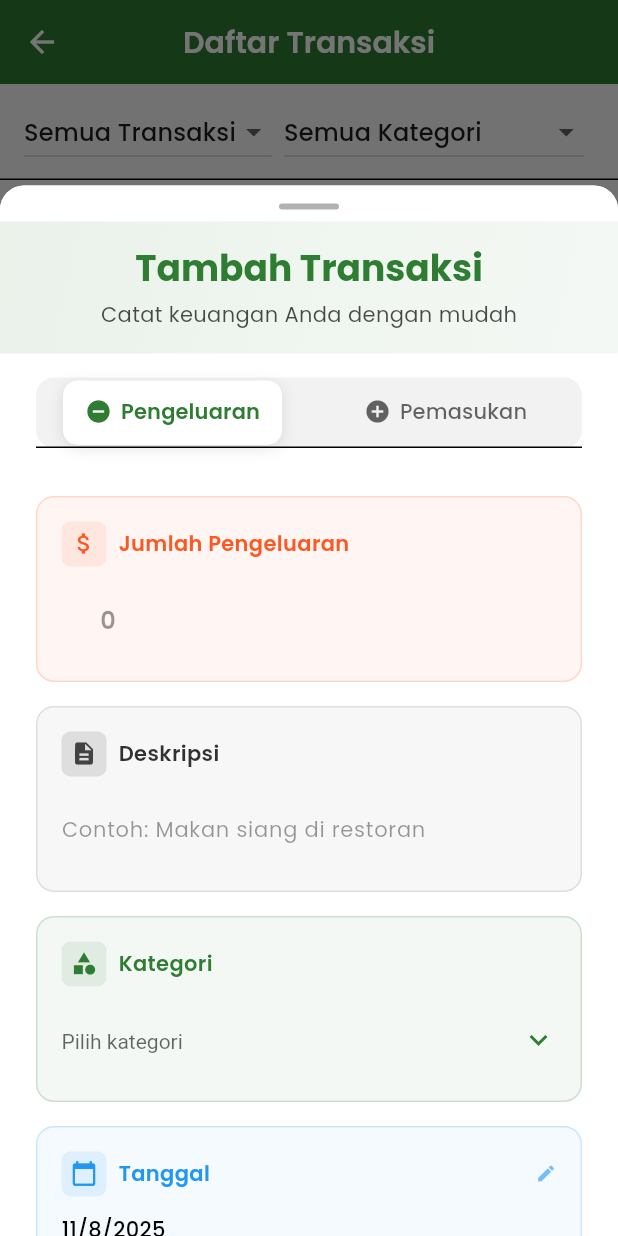
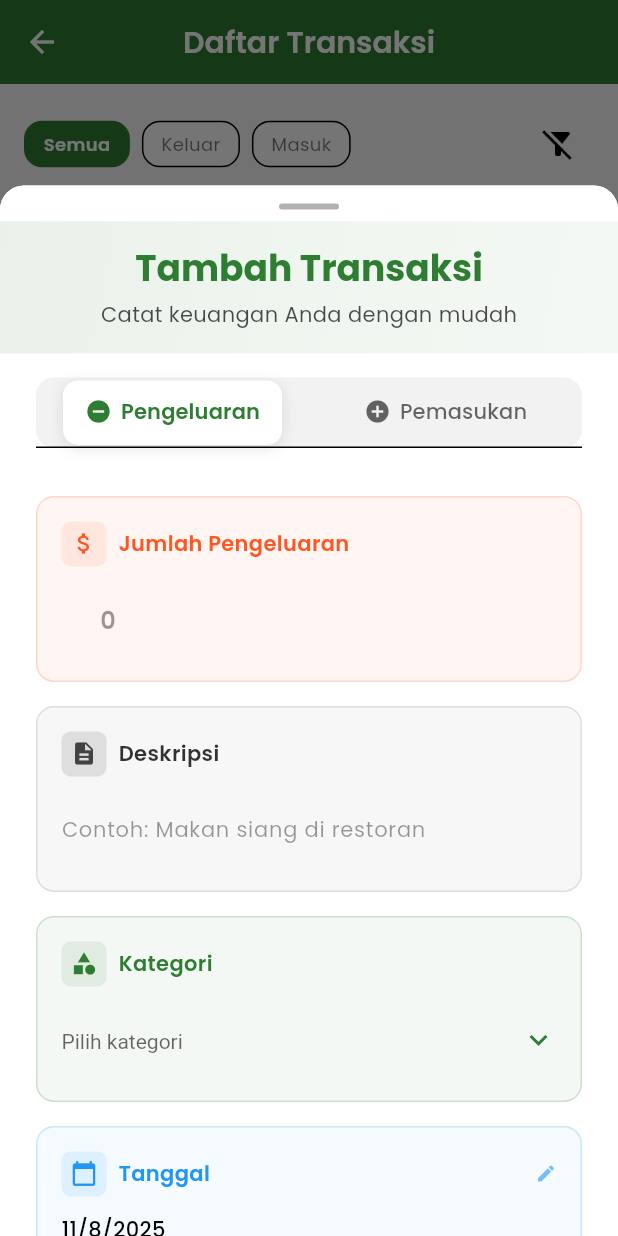
Before and after one commit to EnvRfli/expense_tracker_app, a Flutter app: the TransactionListScreen screen opened directly, after a tap on the "add" icon, on a phone screen of 412 x 824 dp. Run offline on Flutter 3.47's test engine with Material 3 defaults, Android fonts, the phone set to English and light mode, and no system bars; our stand-ins replace flutter_local_notifications, google_fonts, google_sign_in, hive, hive_flutter, permission_handler and 1 more; missing offline and left inert: googleapis; accounts and stored records are empty; statements that could not run were skipped.

Commit message:
feat: Refactor transaction list filters and improve UI components

```diff
--- a/lib/screens/transaction_list_screen.dart
+++ b/lib/screens/transaction_list_screen.dart
@@ -18,7 +18,7 @@ class TransactionListScreen extends StatefulWidget {
 
 class _TransactionListScreenState extends State<TransactionListScreen> {
   DateTimeRange? _selectedDateRange;
-  String _selectedType = 'all'; // all, income, expense
+  String _selectedType = 'all';
   String? _selectedCategoryId;
 
   @override
@@ -72,20 +72,22 @@ class _TransactionListScreenState extends State<TransactionListScreen> {
       body: Column(
         children: [
           _buildFilterBar(context, categoryProvider),
-          const Divider(height: 0),
           Expanded(
             child: transactions.isEmpty
                 ? Center(
                     child: Text('Tidak ada transaksi',
                         style: Theme.of(context).textTheme.bodyLarge),
                   )
-                : ListView.separated(
+                : ListView.builder(
                     itemCount: transactions.length,
-                    separatorBuilder: (_, __) => const Divider(height: 0),
                     itemBuilder: (context, index) {
                       final item = transactions[index];
-                      return _TransactionTile(
-                          item: item, categoryProvider: categoryProvider);
+                      return Column(
+                        children: [
+                          _TransactionTile(
+                              item: item, categoryProvider: categoryProvider),
+                        ],
+                      );
                     },
                   ),
           ),
@@ -113,62 +115,17 @@ class _TransactionListScreenState extends State<TransactionListScreen> {
 
   Widget _buildFilterBar(
       BuildContext context, CategoryProvider categoryProvider) {
-    return Padding(
-      padding: const EdgeInsets.symmetric(
-          horizontal: AppSizes.paddingMedium, vertical: AppSizes.paddingSmall),
-      child: SingleChildScrollView(
-        scrollDirection: Axis.horizontal,
-        child: Row(
+    return Container(
+      padding: const EdgeInsets.all(AppSizes.paddingMedium),
+      child: Column(
+        crossAxisAlignment: CrossAxisAlignment.start,
         children: [
-            // Type filter
-            DropdownButton<String>(
-              value: _selectedType,
-              items: const [
-                DropdownMenuItem(value: 'all', child: Text('Semua Transaksi')),
-                DropdownMenuItem(value: 'expense', child: Text('Pengeluaran')),
-                DropdownMenuItem(value: 'income', child: Text('Pemasukan')),
-              ],
-              onChanged: (val) => setState(() => _selectedType = val!),
+          // First row: Type and Reset button
+          Row(
+            children: [
+              Expanded(
+                child: _buildTypeFilterChips(),
               ),
-            const SizedBox(width: 8),
-            // Category filter
-            DropdownButton<String?>(
-              value: _selectedCategoryId,
-              hint: const Text('Kategori'),
-              items: [
-                const DropdownMenuItem(
-                    value: null, child: Text('Semua Kategori')),
-                ...(_selectedType == 'income'
-                        ? categoryProvider.incomeCategories
-                        : _selectedType == 'expense'
-                            ? categoryProvider.expenseCategories
-                            : categoryProvider.categories)
-                    .map((cat) =>
-                        DropdownMenuItem(value: cat.id, child: Text(cat.name)))
-              ],
-              onChanged: (val) => setState(() => _selectedCategoryId = val),
-            ),
-            const SizedBox(width: 8),
-            // Date filter
-            OutlinedButton.icon(
-              icon: const Icon(Icons.date_range, size: 18),
-              label: Text(_selectedDateRange == null
-                  ? 'Tanggal'
-                  : '${_selectedDateRange!.start.day}/${_selectedDateRange!.start.month}/${_selectedDateRange!.start.year} - ${_selectedDateRange!.end.day}/${_selectedDateRange!.end.month}/${_selectedDateRange!.end.year}'),
-              onPressed: () async {
-                final picked = await showDateRangePicker(
-                  context: context,
-                  firstDate: DateTime(2020),
-                  lastDate: DateTime.now().add(const Duration(days: 365)),
-                  initialDateRange: _selectedDateRange,
-                );
-                if (picked != null) {
-                  setState(() => _selectedDateRange = picked);
-                }
-              },
-            ),
-            const SizedBox(width: 8),
-            // Reset filter
               IconButton(
                 icon: const Icon(Icons.filter_alt_off),
                 tooltip: 'Reset Filter',
@@ -182,8 +139,227 @@ class _TransactionListScreenState extends State<TransactionListScreen> {
               ),
             ],
           ),
+          const SizedBox(height: AppSizes.paddingSmall),
+          // Second row: Category and Date filters
+          Row(
+            children: [
+              Expanded(
+                flex: 2,
+                child: _buildCategoryFilter(categoryProvider),
+              ),
+              const SizedBox(width: AppSizes.paddingSmall),
+              Expanded(
+                flex: 3,
+                child: _buildDateFilter(),
+              ),
+            ],
+          ),
+        ],
       ),
     );
+  }
+
+  Widget _buildTypeFilterChips() {
+    return Row(
+      children: [
+        _buildFilterChip(
+          'Semua',
+          _selectedType == 'all',
+          () => setState(() => _selectedType = 'all'),
+        ),
+        const SizedBox(width: 8),
+        _buildFilterChip(
+          'Keluar',
+          _selectedType == 'expense',
+          () => setState(() => _selectedType = 'expense'),
+        ),
+        const SizedBox(width: 8),
+        _buildFilterChip(
+          'Masuk',
+          _selectedType == 'income',
+          () => setState(() => _selectedType = 'income'),
+        ),
+      ],
+    );
+  }
+
+  Widget _buildFilterChip(String label, bool isSelected, VoidCallback onTap) {
+    return GestureDetector(
+      onTap: onTap,
+      child: Container(
+        padding: const EdgeInsets.symmetric(
+          horizontal: 12,
+          vertical: 6,
+        ),
+        decoration: BoxDecoration(
+          color: isSelected
+              ? AppTheme.primaryColor
+              : Theme.of(context).colorScheme.surface,
+          borderRadius: BorderRadius.circular(AppSizes.radiusMedium),
+          border: Border.all(
+            color: isSelected
+                ? AppTheme.primaryColor
+                : Theme.of(context).dividerColor,
+          ),
+        ),
+        child: Text(
+          label,
+          style: TextStyle(
+            color: isSelected
+                ? Colors.white
+                : Theme.of(context).textTheme.bodyMedium?.color,
+            fontSize: 12,
+            fontWeight: isSelected ? FontWeight.w600 : FontWeight.normal,
+          ),
+        ),
+      ),
+    );
+  }
+
+  Widget _buildCategoryFilter(CategoryProvider categoryProvider) {
+    return GestureDetector(
+      onTap: () => _showCategoryDialog(categoryProvider),
+      child: Container(
+        padding: const EdgeInsets.symmetric(
+          horizontal: 12,
+          vertical: 10,
+        ),
+        decoration: BoxDecoration(
+          border: Border.all(color: Theme.of(context).dividerColor),
+          borderRadius: BorderRadius.circular(AppSizes.radiusSmall),
+          color: Theme.of(context).colorScheme.surface,
+        ),
+        child: Row(
+          children: [
+            Icon(
+              Icons.category,
+              size: AppSizes.iconSmall,
+              color: Theme.of(context).iconTheme.color,
+            ),
+            const SizedBox(width: AppSizes.paddingSmall),
+            Expanded(
+              child: Text(
+                _selectedCategoryId == null
+                    ? 'Kategori'
+                    : categoryProvider
+                            .getCategoryById(_selectedCategoryId!)
+                            ?.name ??
+                        'Kategori',
+                style: TextStyle(
+                  fontSize: 12,
+                  color: _selectedCategoryId == null
+                      ? Theme.of(context).hintColor
+                      : Theme.of(context).textTheme.bodyMedium?.color,
+                ),
+                overflow: TextOverflow.ellipsis,
+              ),
+            ),
+            Icon(
+              Icons.arrow_drop_down,
+              size: AppSizes.iconSmall,
+              color: Theme.of(context).iconTheme.color,
+            ),
+          ],
+        ),
+      ),
+    );
+  }
+
+  Widget _buildDateFilter() {
+    return GestureDetector(
+      onTap: _showDateRangePicker,
+      child: Container(
+        padding: const EdgeInsets.symmetric(
+          horizontal: 12,
+          vertical: 10,
+        ),
+        decoration: BoxDecoration(
+          border: Border.all(color: Theme.of(context).dividerColor),
+          borderRadius: BorderRadius.circular(AppSizes.radiusSmall),
+          color: Theme.of(context).colorScheme.surface,
+        ),
+        child: Row(
+          children: [
+            Icon(
+              Icons.date_range,
+              size: AppSizes.iconSmall,
+              color: Theme.of(context).iconTheme.color,
+            ),
+            const SizedBox(width: AppSizes.paddingSmall),
+            Expanded(
+              child: Text(
+                _selectedDateRange == null
+                    ? 'Tanggal'
+                    : '${_selectedDateRange!.start.day}/${_selectedDateRange!.start.month} - ${_selectedDateRange!.end.day}/${_selectedDateRange!.end.month}',
+                style: TextStyle(
+                  fontSize: 12,
+                  color: _selectedDateRange == null
+                      ? Theme.of(context).hintColor
+                      : Theme.of(context).textTheme.bodyMedium?.color,
+                ),
+                overflow: TextOverflow.ellipsis,
+              ),
+            ),
+          ],
+        ),
+      ),
+    );
+  }
+
+  void _showCategoryDialog(CategoryProvider categoryProvider) {
+    showDialog(
+      context: context,
+      builder: (context) => AlertDialog(
+        title: const Text('Pilih Kategori'),
+        content: SizedBox(
+          width: double.maxFinite,
+          child: ListView(
+            shrinkWrap: true,
+            children: [
+              ListTile(
+                title: const Text('Semua Kategori'),
+                onTap: () {
+                  setState(() => _selectedCategoryId = null);
+                  Navigator.pop(context);
+                },
+                trailing: _selectedCategoryId == null
+                    ? const Icon(Icons.check, color: AppTheme.primaryColor)
+                    : null,
+              ),
+              const Divider(),
+              ...(_selectedType == 'income'
+                      ? categoryProvider.incomeCategories
+                      : _selectedType == 'expense'
+                          ? categoryProvider.expenseCategories
+                          : categoryProvider.categories)
+                  .map((cat) => ListTile(
+                        title: Text(cat.name),
+                        onTap: () {
+                          setState(() => _selectedCategoryId = cat.id);
+                          Navigator.pop(context);
+                        },
+                        trailing: _selectedCategoryId == cat.id
+                            ? const Icon(Icons.check,
+                                color: AppTheme.primaryColor)
+                            : null,
+                      )),
+            ],
+          ),
+        ),
+      ),
+    );
+  }
+
+  void _showDateRangePicker() async {
+    final picked = await showDateRangePicker(
+      context: context,
+      firstDate: DateTime(2020),
+      lastDate: DateTime.now().add(const Duration(days: 365)),
+      initialDateRange: _selectedDateRange,
+    );
+    if (picked != null) {
+      setState(() => _selectedDateRange = picked);
+    }
   }
 }
 
```
Lines whose indentation alone changed are shown as unchanged.
